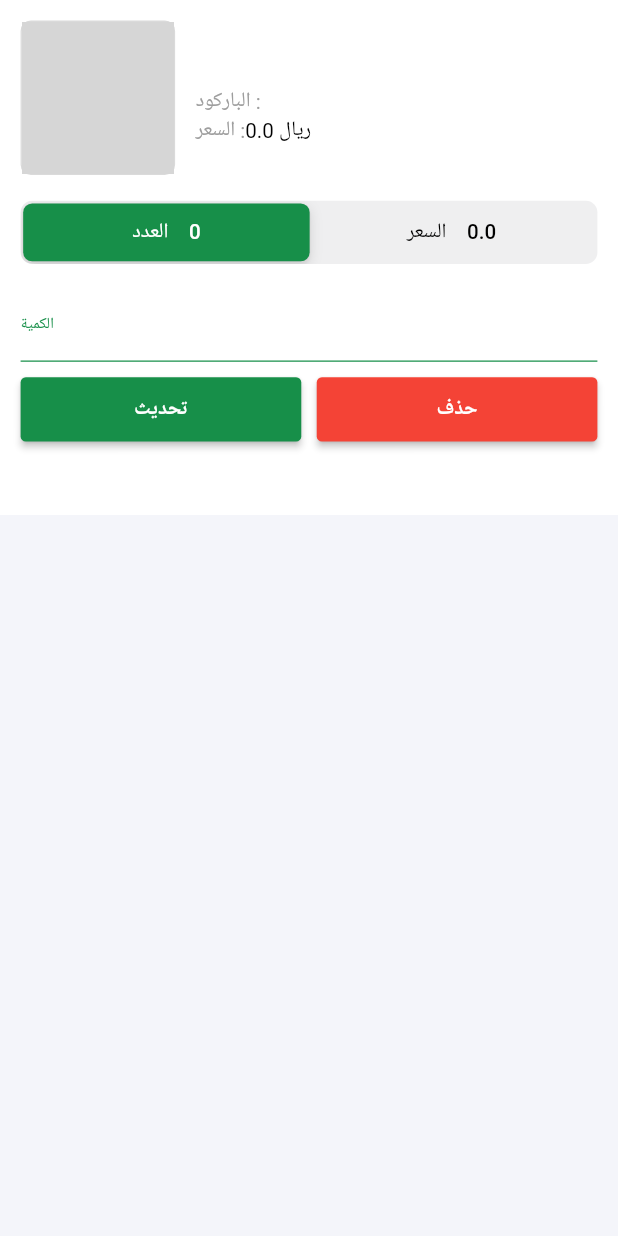
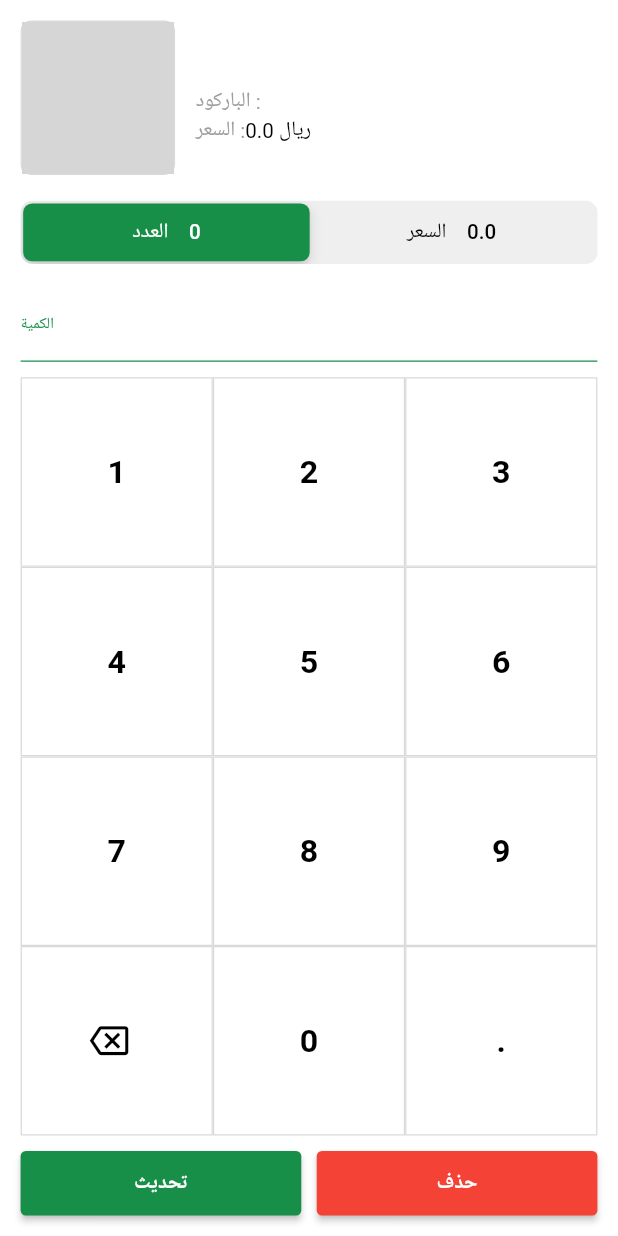
Before and after one commit to The-POS/The-POS-Flutter, a Flutter app: the EditCartItemView widget shown alone on an empty page, opened directly with empty values, after a tap on "تحديث", on a phone screen of 412 x 824 dp. Run offline on Flutter 3.47's test engine with Material 2 defaults, Android fonts, the phone set to English and light mode, and no system bars; our stand-ins replace connectivity, flutter_slidable, flutter_svg, get, get_it, google_fonts and 4 more; missing offline and left inert: faker_dart, modal_side_sheet; accounts and stored records are empty; network calls fail; Roboto replaces fonts that are missing (Cairo); grey boxes are pictures that could not be loaded.

Commit message:
improve keypad widget

```diff
--- a/lib/features/carts/presentation/controllers/carts_controller.dart
+++ b/lib/features/carts/presentation/controllers/carts_controller.dart
@@ -163,7 +163,9 @@ class CartsController extends GetxController {
   void editCartItem(int index) {
     final CartItem cartItem = listCarts[selectedCart.value].cartItems[index];
     Get.bottomSheet(
-      EditCartItemView(
+      SizedBox(
+        height: 900,
+        child: EditCartItemView(
           quantity: cartItem.quantity,
           productImage: faker.image.loremPicsum.image(),
           productName: cartItem.product.name,
@@ -186,7 +188,9 @@ class CartsController extends GetxController {
             Get.back();
           },
         ),
+      ),
       isDismissible: true,
+      isScrollControlled: true,
     );
   }
 }
--- a/lib/features/carts/presentation/views/mobile/edit_cart_item_view.dart
+++ b/lib/features/carts/presentation/views/mobile/edit_cart_item_view.dart
@@ -1,5 +1,6 @@
 import 'package:flutter/material.dart';
 import 'package:google_fonts/google_fonts.dart';
+import 'package:thepos/features/carts/presentation/widgets/common/key_pad.dart';
 
 import '../../widgets/mobile/editCart/edit_cart_product_item_widget.dart';
 import '../../widgets/mobile/editCart/edit_cart_segmented_control.dart';
@@ -30,13 +31,12 @@ class EditCartItemView extends StatefulWidget {
 
 class EditCartItemViewState extends State<EditCartItemView> {
   int _selectedSegmentIndex = 0;
-  String? _valueToUpdate;
+  final TextEditingController textEditingController = TextEditingController();
 
   @override
   Widget build(BuildContext context) {
     return Container(
       padding: const EdgeInsets.all(16),
-      height: 400,
       color: Colors.white,
       child: Column(
         children: <Widget>[
@@ -52,16 +52,20 @@ class EditCartItemViewState extends State<EditCartItemView> {
             onSegmentSelected: _onSegmentSelected,
           ),
           TextField(
-            onChanged: (String value) {
-              _valueToUpdate = value;
-            },
+            controller: textEditingController,
             textInputAction: TextInputAction.done,
             keyboardType: TextInputType.number,
             decoration: InputDecoration(
               labelText: _selectedSegmentIndex == 0 ? 'الكمية' : 'السعر',
             ),
           ),
-          const SizedBox(height: 12),
+          Expanded(
+            child: KeyPad(
+              textEditingController: textEditingController,
+              onSubmit: (String value) {},
+              onChange: (String value) {},
+            ),
+          ),
           _buildActionButtonWidget(context),
         ],
       ),
@@ -125,15 +129,15 @@ class EditCartItemViewState extends State<EditCartItemView> {
   }
 
   void _update() {
-    if (_valueToUpdate == null) {
+    if (textEditingController.text == null) {
       return;
     }
+    final String _valueToUpdate = textEditingController.text;
     if (_selectedSegmentIndex == 0) {
-      final int newQuantity = int.parse(_valueToUpdate ?? '${widget.quantity}');
+      final int newQuantity = int.parse(_valueToUpdate);
       widget.updateQuantity(newQuantity);
     } else {
-      final double newPrice =
-          double.parse(_valueToUpdate ?? '${widget.productPrice}');
+      final double newPrice = double.parse(_valueToUpdate);
       widget.updatePrice(newPrice);
     }
   }
--- a/lib/features/carts/presentation/views/web/edit_cart.dart
+++ b/lib/features/carts/presentation/views/web/edit_cart.dart
@@ -4,7 +4,7 @@ import 'package:google_fonts/google_fonts.dart';
 import 'package:thepos/core/init_app.dart';
 import 'package:thepos/features/carts/data/models/cart_item.dart';
 import 'package:thepos/features/carts/presentation/controllers/carts_controller.dart';
-import 'package:thepos/features/carts/presentation/widgets/web/KeyPad.dart';
+import 'package:thepos/features/carts/presentation/widgets/common/key_pad.dart';
 
 class EditCartWidget extends StatefulWidget {
   const EditCartWidget({Key? key, required this.item}) : super(key: key);
@@ -289,14 +289,13 @@ class _EditCartWidgetState extends State<EditCartWidget> {
           Padding(
             padding: const EdgeInsets.symmetric(horizontal: 10),
             child: KeyPad(
-              isPinLogin: false,
               onChange: (t) {
                 setState(() {});
               },
               onSubmit: (t) {
                 setState(() {});
               },
-              pinController: pinController,
+              textEditingController: pinController,
             ),
           ),
           const SizedBox(
--- /dev/null
+++ b/lib/features/carts/presentation/widgets/common/key_pad.dart
@@ -0,0 +1,143 @@
+import 'package:flutter/cupertino.dart';
+import 'package:flutter/material.dart';
+
+class KeyPad extends StatelessWidget {
+  const KeyPad(
+      {Key? key,
+      required this.onChange,
+      required this.onSubmit,
+      required this.textEditingController})
+      : super(key: key);
+
+  static const double buttonSize = 60.0;
+  final TextEditingController textEditingController;
+  final Function(String value) onChange;
+  final Function(String value) onSubmit;
+
+  @override
+  Widget build(BuildContext context) {
+    return Column(
+      children: <Widget>[
+        const SizedBox(
+          height: 12,
+        ),
+        Expanded(
+          child: Row(
+            mainAxisAlignment: MainAxisAlignment.spaceEvenly,
+            children: <Widget>[
+              buttonWidget(context, '1'),
+              buttonWidget(context, '2'),
+              buttonWidget(context, '3'),
+            ],
+          ),
+        ),
+        Expanded(
+          child: Row(
+            mainAxisAlignment: MainAxisAlignment.spaceEvenly,
+            children: <Widget>[
+              buttonWidget(context, '4'),
+              buttonWidget(context, '5'),
+              buttonWidget(context, '6'),
+            ],
+          ),
+        ),
+        Expanded(
+          child: Row(
+            mainAxisAlignment: MainAxisAlignment.spaceEvenly,
+            children: <Widget>[
+              buttonWidget(context, '7'),
+              buttonWidget(context, '8'),
+              buttonWidget(context, '9'),
+            ],
+          ),
+        ),
+        Expanded(
+          child: Row(
+            mainAxisAlignment: MainAxisAlignment.spaceEvenly,
+            children: <Widget>[
+              iconButtonWidget(context, Icons.backspace_outlined, () {
+                if (textEditingController.text.isNotEmpty) {
+                  textEditingController.text = textEditingController.text
+                      .substring(0, textEditingController.text.length - 1);
+                }
+                if (textEditingController.text.length > 5) {
+                  textEditingController.text =
+                      textEditingController.text.substring(0, 3);
+                }
+                onChange(textEditingController.text);
+              }),
+              buttonWidget(context, '0'),
+              buttonWidget(context, '.'),
+            ],
+          ),
+        ),
+        const SizedBox(
+          height: 12,
+        ),
+      ],
+    );
+  }
+
+  Expanded buttonWidget(BuildContext context, String buttonText) {
+    return Expanded(
+      child: ElevatedButton(
+        style: ElevatedButton.styleFrom(
+          primary: Colors.white,
+          onPrimary: Colors.green,
+          elevation: 0,
+          shape: RoundedRectangleBorder(
+            borderRadius: BorderRadius.circular(0),
+          ),
+          side: BorderSide(
+            color: Theme.of(context).dividerColor,
+          ),
+        ),
+        onPressed: () {
+          if (textEditingController.text.length <= 10) {
+            textEditingController.text =
+                textEditingController.text + buttonText;
+            onChange(textEditingController.text);
+          }
+        },
+        child: Center(
+          child: Text(
+            buttonText,
+            style: const TextStyle(
+              fontWeight: FontWeight.bold,
+              color: Colors.black,
+              fontSize: 25,
+            ),
+          ),
+        ),
+      ),
+    );
+  }
+
+  Expanded iconButtonWidget(
+      BuildContext context, IconData icon, Function() function) {
+    return Expanded(
+      child: ElevatedButton.icon(
+        style: ElevatedButton.styleFrom(
+          primary: Colors.white,
+          onPrimary: Colors.green,
+          elevation: 0,
+          shape: RoundedRectangleBorder(
+            borderRadius: BorderRadius.circular(0),
+          ),
+          side: BorderSide(
+            color: Theme.of(context).dividerColor,
+          ),
+        ),
+        onPressed: function,
+        icon: Center(
+          child: Icon(
+            icon,
+            size: 30,
+            color: Colors.black,
+          ),
+        ),
+        label: const SizedBox(),
+      ),
+    );
+  }
+}
--- a/lib/features/home/presentation/controllers/home_controller.dart
+++ b/lib/features/home/presentation/controllers/home_controller.dart
@@ -26,10 +26,6 @@ class HomeController extends GetxController {
   List<Category> listCategory = [
     Category(id: "1", name: "الطيور"),
     Category(id: "2", name: "القطط"),
-    Category(id: "3", name: "الكلاب"),
-    Category(id: "3", name: "الكلاب"),
-    Category(id: "3", name: "الكلاب"),
-    Category(id: "3", name: "الكلاب"),
     Category(id: "3", name: "الكلاب"),
   ]; //TODO get values from repository
   onSearch(String value) {
```
Also changed, not shown: lib/features/carts/presentation/widgets/web/KeyPad.dart (deleted, +0 -133 lines). Lines whose indentation alone changed are shown as unchanged.
